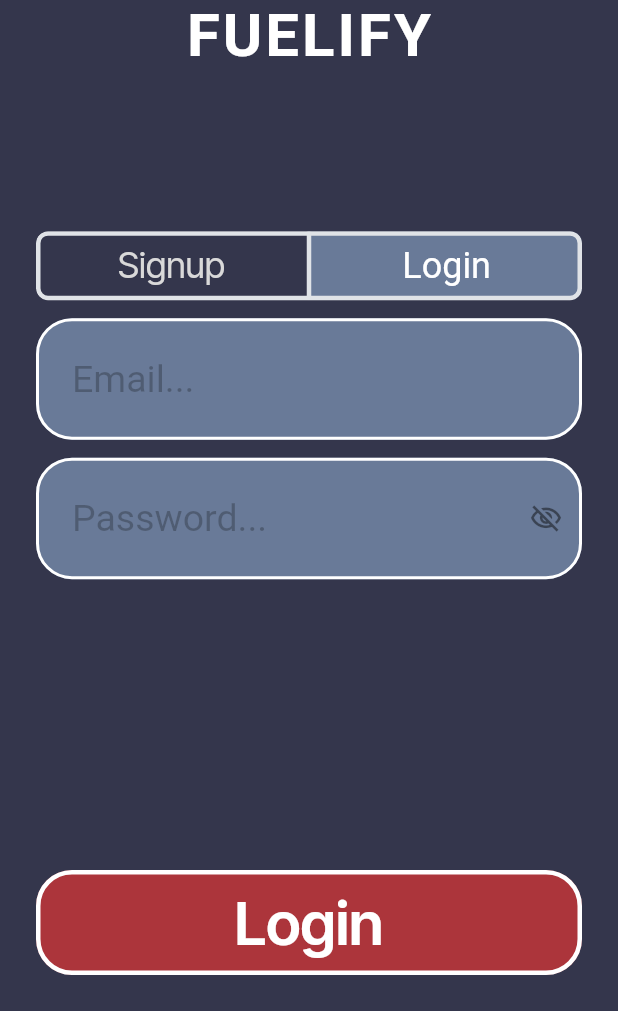
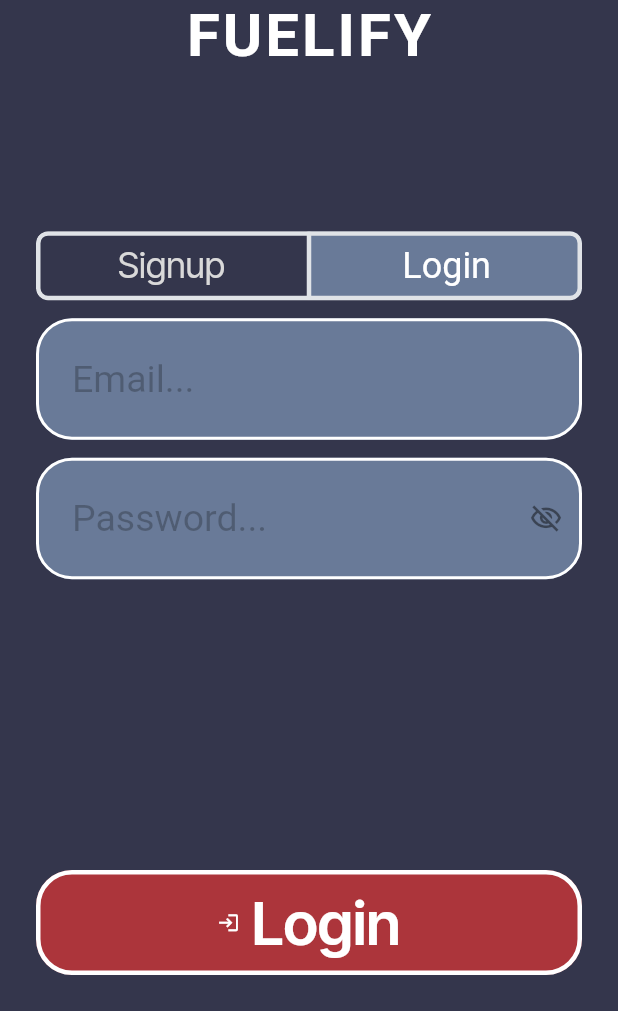
Before and after one commit to KanzGiwa/GasPriceTracker, a Flutter app: the screen it shows after launch, tab 2 chosen, on a phone screen of 412 x 824 dp, the part 225-1236 px from its top. Run offline on Flutter 3.47's test engine with Material 3 defaults, Android fonts, the phone set to English and light mode, and no system bars; drawn by our look-alikes of auto_size_text; our stand-ins replace cloud_firestore, dropdown_button2, equatable, file_picker, firebase_analytics, firebase_auth and 16 more; missing offline and left inert: crop_your_image, json_path, mime_type; accounts and stored records are empty; Roboto replaces fonts that are missing (Miriam Libre).

Commit message:
added login icon

```diff
--- a/lib/pages/signup/signup_widget.dart
+++ b/lib/pages/signup/signup_widget.dart
@@ -692,6 +692,10 @@ class _SignupWidgetState extends State<SignupWidget>
                         }
                       },
                       text: 'Login',
+                      icon: Icon(
+                        Icons.login,
+                        size: 15.0,
+                      ),
                       options: FFButtonOptions(
                         width: double.infinity,
                         height: 70.0,
```
